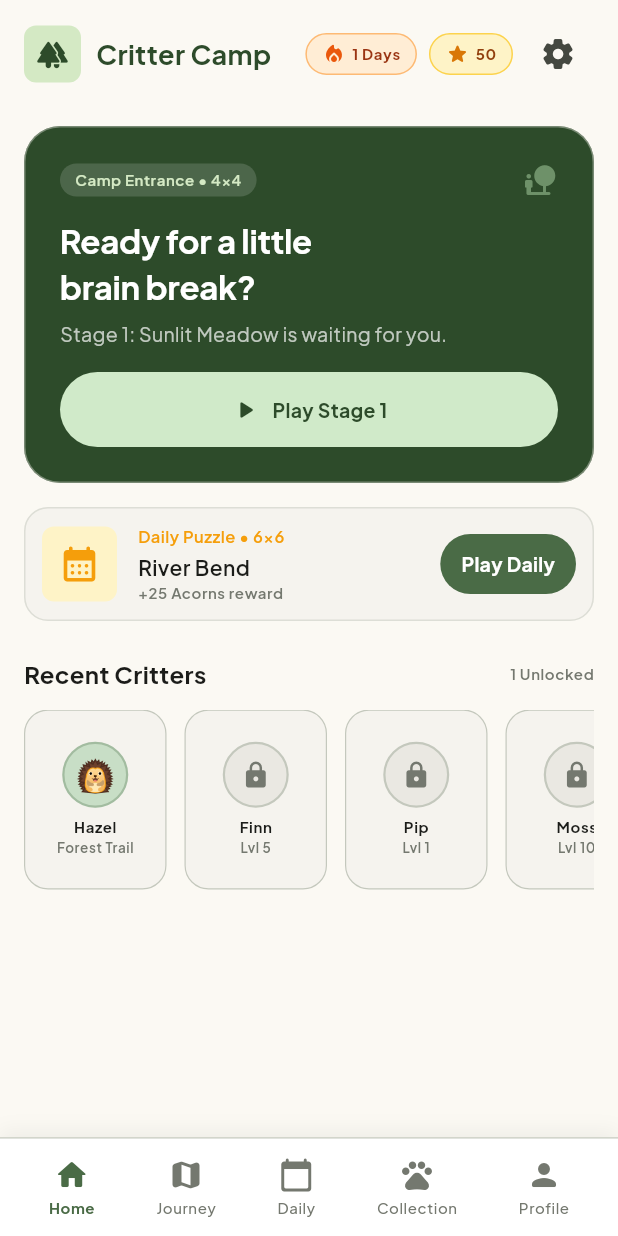
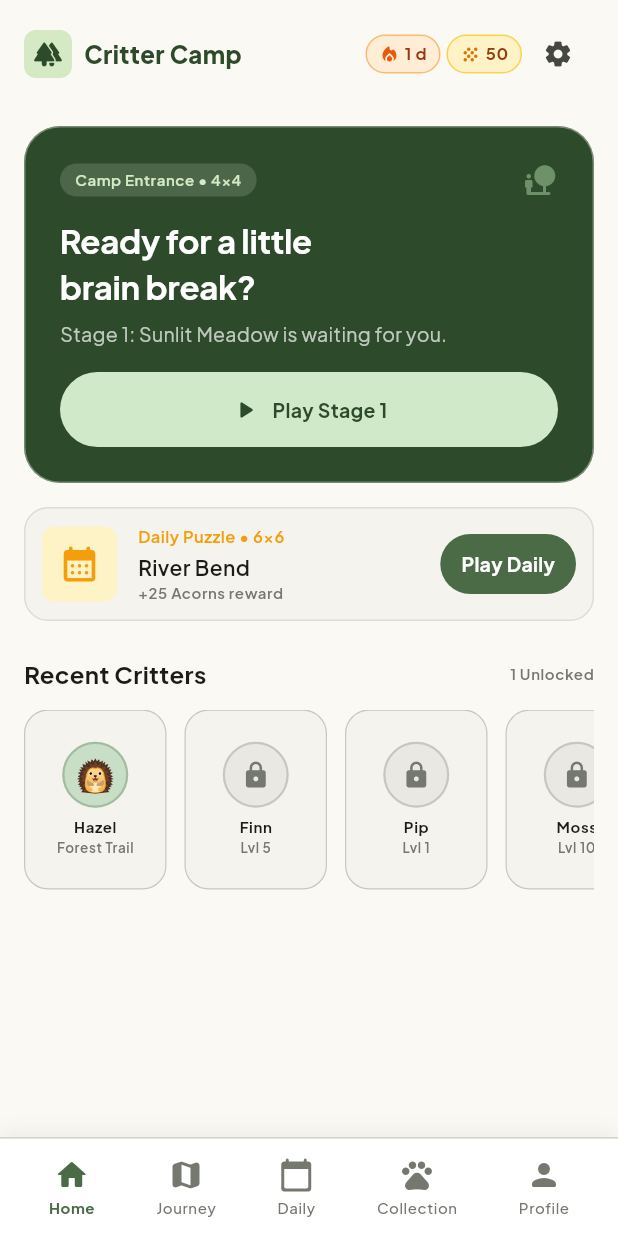
Before and after one commit to mizae1234/critter_camp, a Flutter app: the screen it shows after launch, on a phone screen of 412 x 824 dp. Run offline on Flutter 3.47's test engine with Material 3 defaults, Android fonts, the phone set to English and light mode, and no system bars; our stand-ins replace google_fonts, shared_preferences; accounts and stored records are empty.

Commit message:
fix(ui): resolve top bar horizontal overflow on mobile screens

```diff
--- a/lib/core/widgets/streak_badge.dart
+++ b/lib/core/widgets/streak_badge.dart
@@ -10,7 +10,7 @@ class StreakBadge extends StatelessWidget {
   @override
   Widget build(BuildContext context) {
     return Container(
-      padding: const EdgeInsets.symmetric(horizontal: 10, vertical: 5),
+      padding: const EdgeInsets.symmetric(horizontal: 8, vertical: 4),
       decoration: BoxDecoration(
         color: const Color(0xFFFFEDD5), // Warm Orange Tint
         borderRadius: BorderRadius.circular(AppSpacing.radiusFull),
@@ -22,14 +22,15 @@ class StreakBadge extends StatelessWidget {
           const Icon(
             Icons.local_fire_department_rounded,
             color: Color(0xFFEA580C),
-            size: 16,
+            size: 14,
           ),
-          const SizedBox(width: 4),
+          const SizedBox(width: 3),
           Text(
-            '$streakDays Days',
+            '$streakDays d',
             style: AppTypography.labelSmall.copyWith(
               color: const Color(0xFF9A3412),
               fontWeight: FontWeight.w700,
+              fontSize: 11,
             ),
           ),
         ],
@@ -46,7 +47,7 @@ class AcornBadge extends StatelessWidget {
   @override
   Widget build(BuildContext context) {
     return Container(
-      padding: const EdgeInsets.symmetric(horizontal: 10, vertical: 5),
+      padding: const EdgeInsets.symmetric(horizontal: 8, vertical: 4),
       decoration: BoxDecoration(
         color: const Color(0xFFFEF3C7), // Warm Yellow Tint
         borderRadius: BorderRadius.circular(AppSpacing.radiusFull),
@@ -56,16 +57,17 @@ class AcornBadge extends StatelessWidget {
         mainAxisSize: MainAxisSize.min,
         children: [
           const Icon(
-            Icons.star_rounded,
+            Icons.grain_rounded,
             color: Color(0xFFD97706),
-            size: 16,
+            size: 14,
           ),
-          const SizedBox(width: 4),
+          const SizedBox(width: 3),
           Text(
             '$acorns',
             style: AppTypography.labelSmall.copyWith(
               color: const Color(0xFF92400E),
               fontWeight: FontWeight.w700,
+              fontSize: 11,
             ),
           ),
         ],
--- a/lib/features/gameplay/presentation/gameplay_screen.dart
+++ b/lib/features/gameplay/presentation/gameplay_screen.dart
@@ -318,17 +318,22 @@ class _GameplayScreenState extends State<GameplayScreen> {
                         },
                         tooltip: 'Back',
                       ),
-                      Column(
+                      Expanded(
+                        child: Column(
                           children: [
                             Text(
                               'Stage ${widget.stage.stageNumber}: ${widget.stage.name}',
-                            style: AppTypography.titleLarge,
+                              style: AppTypography.titleMedium.copyWith(fontWeight: FontWeight.w700),
+                              overflow: TextOverflow.ellipsis,
+                              textAlign: TextAlign.center,
                             ),
                             Text(
                               '${widget.stage.biomeName} • ${widget.stage.size}x${widget.stage.size}',
                               style: AppTypography.labelSmall.copyWith(color: AppColors.outline),
+                              overflow: TextOverflow.ellipsis,
                             ),
                           ],
+                        ),
                       ),
                       Row(
                         children: [
--- a/lib/features/home/presentation/home_screen.dart
+++ b/lib/features/home/presentation/home_screen.dart
@@ -42,39 +42,42 @@ class HomeScreen extends StatelessWidget {
             children: [
               // Top Header Row
               Row(
-                mainAxisAlignment: MainAxisAlignment.spaceBetween,
                 children: [
-                  Row(
+                  Expanded(
+                    child: Row(
                       children: [
                         Container(
-                        padding: const EdgeInsets.all(8),
+                          padding: const EdgeInsets.all(6),
                           decoration: BoxDecoration(
                             color: AppColors.primaryContainer,
                             borderRadius: BorderRadius.circular(AppSpacing.radiusSm),
                           ),
-                        child: const Icon(Icons.forest_rounded, color: AppColors.primaryDark, size: 22),
+                          child: const Icon(Icons.forest_rounded, color: AppColors.primaryDark, size: 20),
                         ),
-                      const SizedBox(width: 10),
-                      Text(
+                        const SizedBox(width: 8),
+                        Flexible(
+                          child: Text(
                             'Critter Camp',
-                        style: AppTypography.headlineMedium.copyWith(
+                            style: AppTypography.titleLarge.copyWith(
                               color: AppColors.primaryDark,
+                              fontWeight: FontWeight.w800,
+                            ),
+                            overflow: TextOverflow.ellipsis,
                           ),
                         ),
                       ],
                     ),
-                  Row(
-                    children: [
+                  ),
+                  const SizedBox(width: 6),
                   StreakBadge(streakDays: userProgress.streakDays),
-                      const SizedBox(width: 8),
+                  const SizedBox(width: 4),
                   AcornBadge(acorns: userProgress.acorns),
-                      const SizedBox(width: 6),
                   IconButton(
-                        icon: const Icon(Icons.settings_rounded, color: AppColors.onSurfaceVariant),
+                    padding: const EdgeInsets.all(6),
+                    constraints: const BoxConstraints(),
+                    icon: const Icon(Icons.settings_rounded, color: AppColors.onSurfaceVariant, size: 20),
                     onPressed: onOpenSettings,
                     tooltip: 'Settings',
-                      ),
-                    ],
                   ),
                 ],
               ),
--- a/lib/features/journey/presentation/journey_screen.dart
+++ b/lib/features/journey/presentation/journey_screen.dart
@@ -31,19 +31,24 @@ class JourneyScreen extends StatelessWidget {
               child: Row(
                 mainAxisAlignment: MainAxisAlignment.spaceBetween,
                 children: [
-                  Column(
+                  Expanded(
+                    child: Column(
                       crossAxisAlignment: CrossAxisAlignment.start,
                       children: [
                         Text(
                           'Forest Trail',
                           style: AppTypography.headlineMedium.copyWith(color: AppColors.primaryDark),
+                          overflow: TextOverflow.ellipsis,
                         ),
                         Text(
                           'Biome 1 • $completedCount/${stages.length} Stages Cleared',
                           style: AppTypography.labelSmall.copyWith(color: AppColors.outline),
+                          overflow: TextOverflow.ellipsis,
                         ),
                       ],
                     ),
+                  ),
+                  const SizedBox(width: 8),
                   Container(
                     padding: const EdgeInsets.symmetric(horizontal: 12, vertical: 6),
                     decoration: BoxDecoration(
```
Lines whose indentation alone changed are shown as unchanged.
